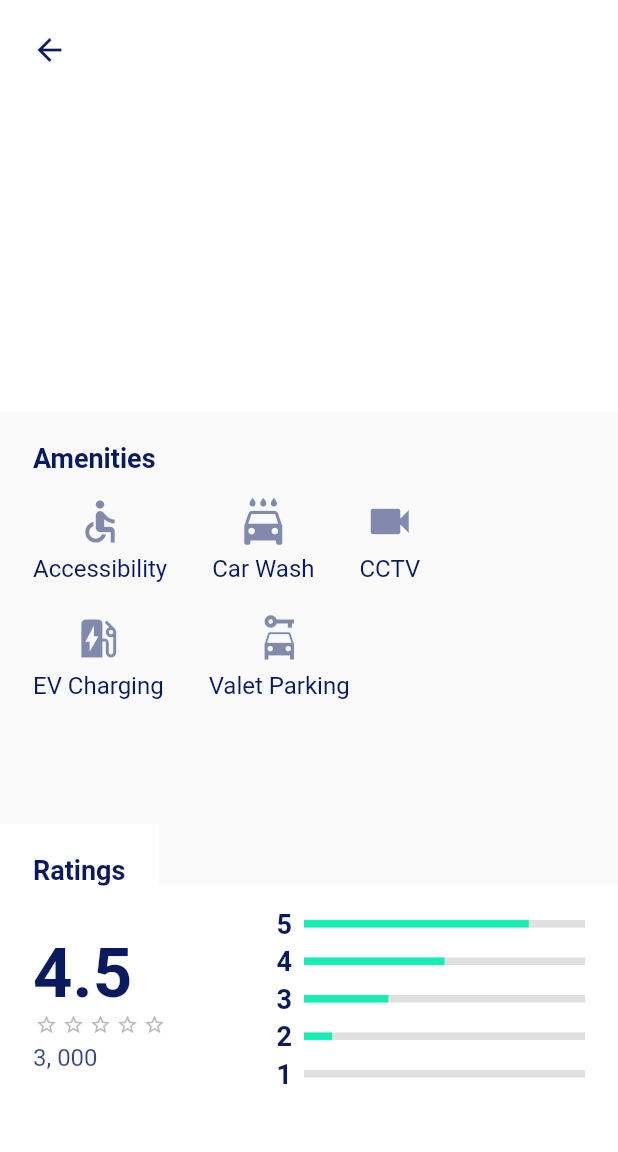
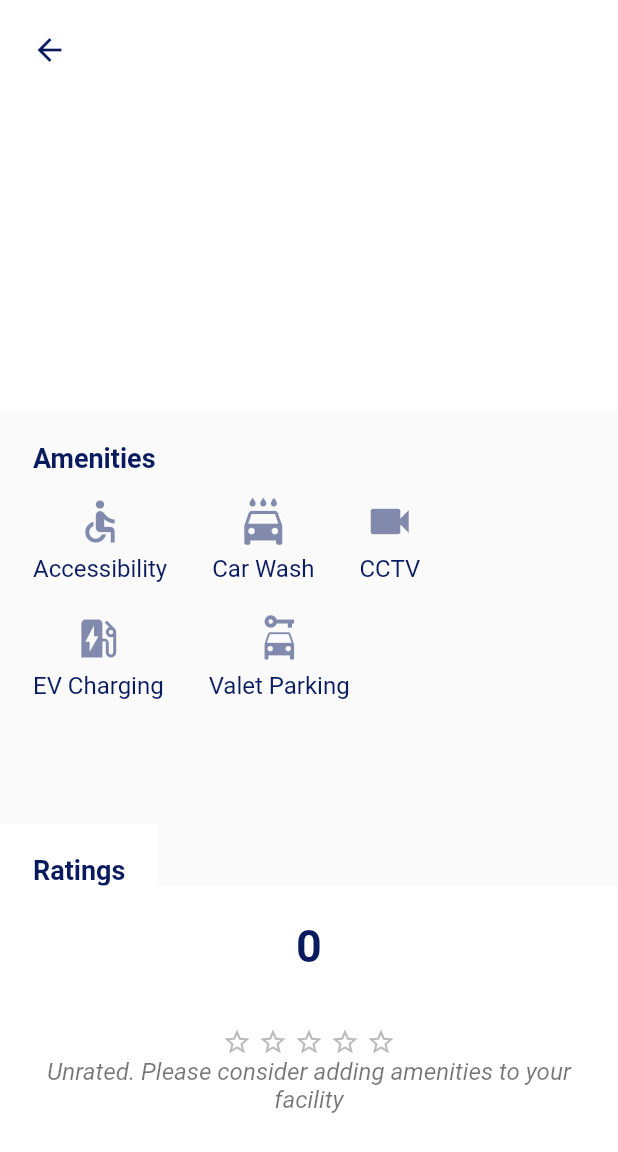
Before and after one commit to Developer-Square/Park254-s-Parking-App-Frontend, a Flutter app: the ParkingInfo screen opened directly with empty values, on a phone screen of 412 x 824 dp. Shown: the top 1152 px of the screen. Run offline on Flutter 3.47's test engine with Material 2 defaults, Android fonts, the phone set to English and light mode, and no system bars; drawn by our look-alikes of overlay_support; our stand-ins replace camera, flutter_secure_storage, flutter_svg, geocoding, geolocator, google_maps_flutter and 5 more; missing offline and left inert: clippy_flutter, cloudinary_public, custom_info_window, encrypt; accounts and stored records are empty; project files that could hold a hidden picture were left out.

Commit message:
modified reviews section

```diff
--- /dev/null
+++ b/lib/components/RadiantGradientMask.dart
@@ -0,0 +1,19 @@
+import 'package:flutter/material.dart';
+
+class RadiantGradientMask extends StatelessWidget {
+  RadiantGradientMask({this.child});
+  final Widget child;
+
+  @override
+  Widget build(BuildContext context) {
+    return ShaderMask(
+      shaderCallback: (bounds) => RadialGradient(
+        center: Alignment.center,
+        radius: 0.5,
+        colors: [Colors.blue, Colors.red],
+        tileMode: TileMode.mirror,
+      ).createShader(bounds),
+      child: child,
+    );
+  }
+}
--- a/lib/components/parking lots/ParkingInfo.dart
+++ b/lib/components/parking lots/ParkingInfo.dart
@@ -131,13 +131,13 @@ class _ParkingInfoState extends State<ParkingInfo> {
     return Icon(
       status ? Icons.star : Icons.star_border,
       color: status ? Colors.yellow : Colors.grey.withOpacity(0.7),
-      size: 15.0,
+      size: 20.0,
     );
   }
 
   Widget _rating() {
     return Container(
-      width: 90.0,
+      width: 120.0,
       child: Row(
         mainAxisAlignment: MainAxisAlignment.spaceAround,
         children: <Widget>[
@@ -182,41 +182,76 @@ class _ParkingInfoState extends State<ParkingInfo> {
     );
   }
 
+  int convertBoolToInt({@required bool value}) {
+    return value ? 1 : 0;
+  }
+
+  String convertRatingToString() {
+    if (widget.rating == 5) {
+      return 'Excellent';
+    } else if (widget.rating >= 4) {
+      return 'Very Good';
+    } else if (widget.rating >= 3) {
+      return 'Good';
+    } else if (widget.rating >= 2) {
+      return 'Bad';
+    } else if (widget.rating >= 1) {
+      return 'Very Bad';
+    } else if (widget.rating > 0) {
+      return 'Poor';
+    } else {
+      return 'Unrated';
+    }
+  }
+
+  String generateComment() {
+    int count = 0;
+    List amenities = [
+      widget.accessibleParking,
+      widget.carWash,
+      widget.cctv,
+      widget.evCharging,
+      widget.valetParking,
+    ];
+    amenities.forEach((amenity) {
+      count += convertBoolToInt(value: amenity);
+    });
+    String comment = (count == 5)
+        ? 'Your amenities look good!!'
+        : 'Please consider adding amenities to your facility';
+    return '${convertRatingToString()}. $comment';
+  }
+
   Widget _ratingBlock() {
-    return SingleChildScrollView(
-      child: Padding(
-        padding: const EdgeInsets.only(top: 15.0, left: 22.0, right: 22.0),
-        child: Row(
-          children: <Widget>[
-            Container(
-              width: MediaQuery.of(context).size.width / 3.0,
-              child: Column(
-                  crossAxisAlignment: CrossAxisAlignment.start,
-                  children: <Widget>[
-                    Text('4.5',
-                        style: globals.buildTextStyle(
-                            46.0, true, globals.textColor)),
-                    _rating(),
-                    SizedBox(height: 5.0),
-                    Text('3, 000',
-                        style: globals.buildTextStyle(
-                            16.0, false, globals.textColor.withOpacity(0.8)))
-                  ]),
+    return Padding(
+      padding: const EdgeInsets.only(top: 15.0, left: 22.0, right: 22.0),
+      child: Column(
+        mainAxisAlignment: MainAxisAlignment.spaceAround,
+        children: <Widget>[
+          Expanded(
+            child: Padding(
+              padding: const EdgeInsets.only(top: 8),
+              child: Text(
+                widget.rating.toString(),
+                style: globals.buildTextStyle(30, true, globals.textColor),
+              ),
             ),
-            SizedBox(width: 25.0),
-            Expanded(
-              child: Column(
-                children: [
-                  _ratingTab(5, 0.8),
-                  _ratingTab(4, 0.5),
-                  _ratingTab(3, 0.3),
-                  _ratingTab(2, 0.1),
-                  _ratingTab(1, 0.0)
-                ],
-              ),
-            )
-          ],
-        ),
+            flex: 2,
+          ),
+          _rating(),
+          Expanded(
+            child: Text(
+              generateComment(),
+              style: TextStyle(
+                  color: Colors.black54,
+                  fontSize: 16,
+                  fontStyle: FontStyle.italic),
+              textAlign: TextAlign.center,
+            ),
+            flex: 2,
+          ),
+          Spacer(),
+        ],
       ),
     );
   }
```
Also changed, not shown: lib/components/Booking.dart (+5 -3 lines).
